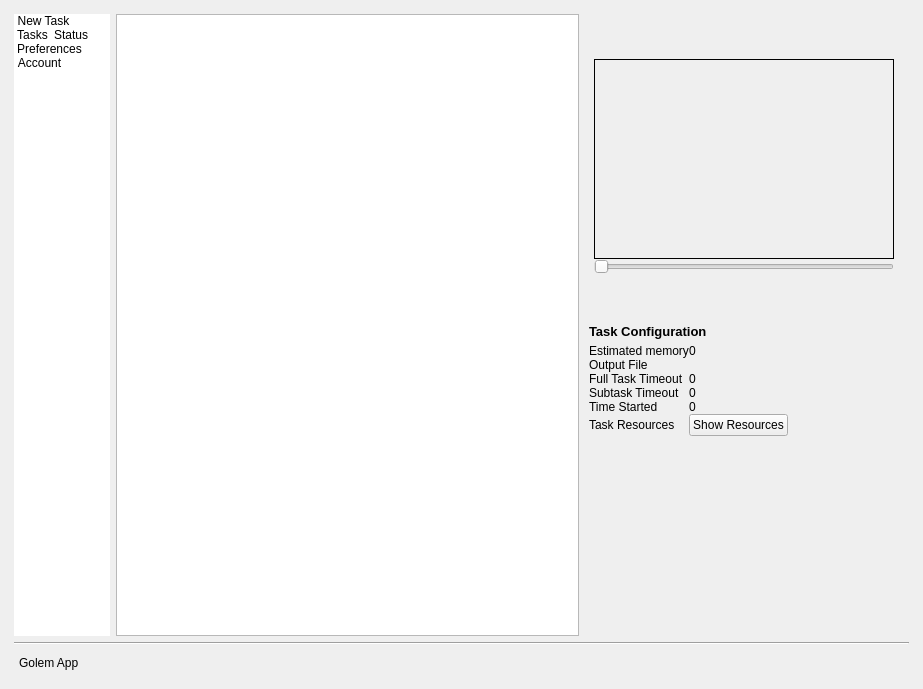
Qt form gnr/ui/AppMainWindow.ui (golemfactory/clay) before a commit.
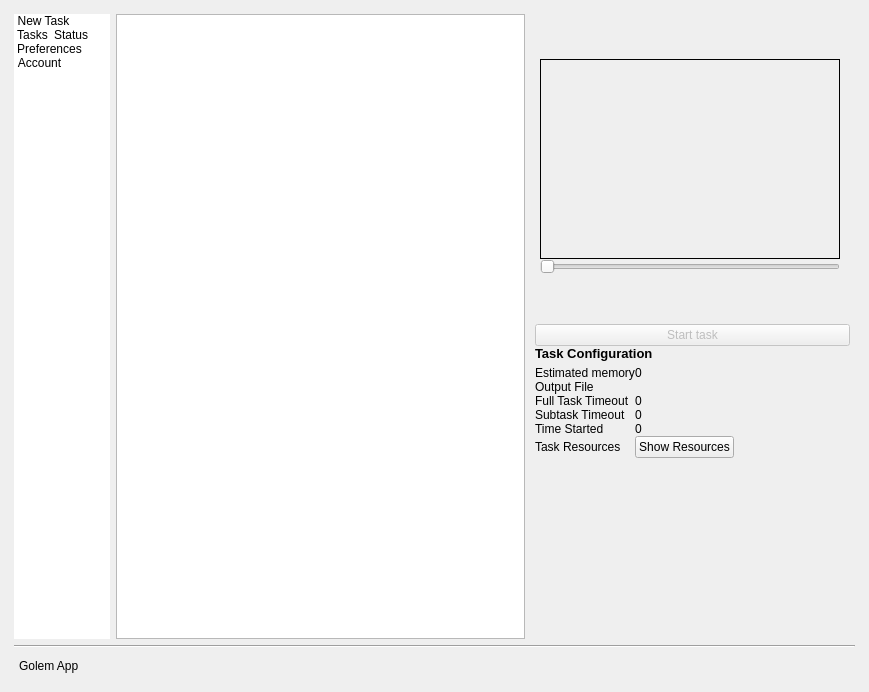
The same form after that commit. The open tabs and pages were chosen to show the change. Icons and pictures are not drawn. Custom widgets are drawn as their Qt base class.

Commit message: additional button for starting tasks + copy definition after start

```diff
--- a/gnr/ui/AppMainWindow.ui
+++ b/gnr/ui/AppMainWindow.ui
@@ -6,8 +6,8 @@
    <rect>
     <x>0</x>
     <y>0</y>
-    <width>923</width>
-    <height>689</height>
+    <width>869</width>
+    <height>692</height>
    </rect>
   </property>
   <property name="sizePolicy">
@@ -99,19 +99,22 @@
             <string>New Task</string>
            </property>
            <property name="textAlignment">
-            <set>AlignCenter</set>
+            <set>AlignHCenter|AlignVCenter|AlignCenter</set>
            </property>
            <property name="icon">
             <iconset>
              <normaloff>img/new.png</normaloff>img/new.png</iconset>
            </property>
+           <property name="flags">
+            <set>ItemIsSelectable|ItemIsUserCheckable|ItemIsEnabled</set>
+           </property>
           </item>
           <item>
            <property name="text">
             <string>Tasks</string>
            </property>
            <property name="textAlignment">
-            <set>AlignCenter</set>
+            <set>AlignHCenter|AlignVCenter|AlignCenter</set>
            </property>
            <property name="icon">
             <iconset>
@@ -126,7 +129,7 @@
             <string>Status</string>
            </property>
            <property name="textAlignment">
-            <set>AlignCenter</set>
+            <set>AlignHCenter|AlignVCenter|AlignCenter</set>
            </property>
            <property name="icon">
             <iconset>
@@ -141,7 +144,7 @@
             <string>Preferences</string>
            </property>
            <property name="textAlignment">
-            <set>AlignCenter</set>
+            <set>AlignHCenter|AlignVCenter|AlignCenter</set>
            </property>
            <property name="icon">
             <iconset>
@@ -156,7 +159,7 @@
             <string>Account</string>
            </property>
            <property name="textAlignment">
-            <set>AlignCenter</set>
+            <set>AlignHCenter|AlignVCenter|AlignCenter</set>
            </property>
            <property name="icon">
             <iconset>
@@ -1020,6 +1023,16 @@
               <property name="bottomMargin">
                <number>5</number>
               </property>
+              <item>
+               <widget class="QPushButton" name="startTaskButton">
+                <property name="enabled">
+                 <bool>false</bool>
+                </property>
+                <property name="text">
+                 <string>Start task</string>
+                </property>
+               </widget>
+              </item>
               <item>
                <widget class="QLabel" name="label_6">
                 <property name="sizePolicy">
```
Left out of the diff: 79 changed lines with no effect on the pictures. The commit also changes 3 other files.
